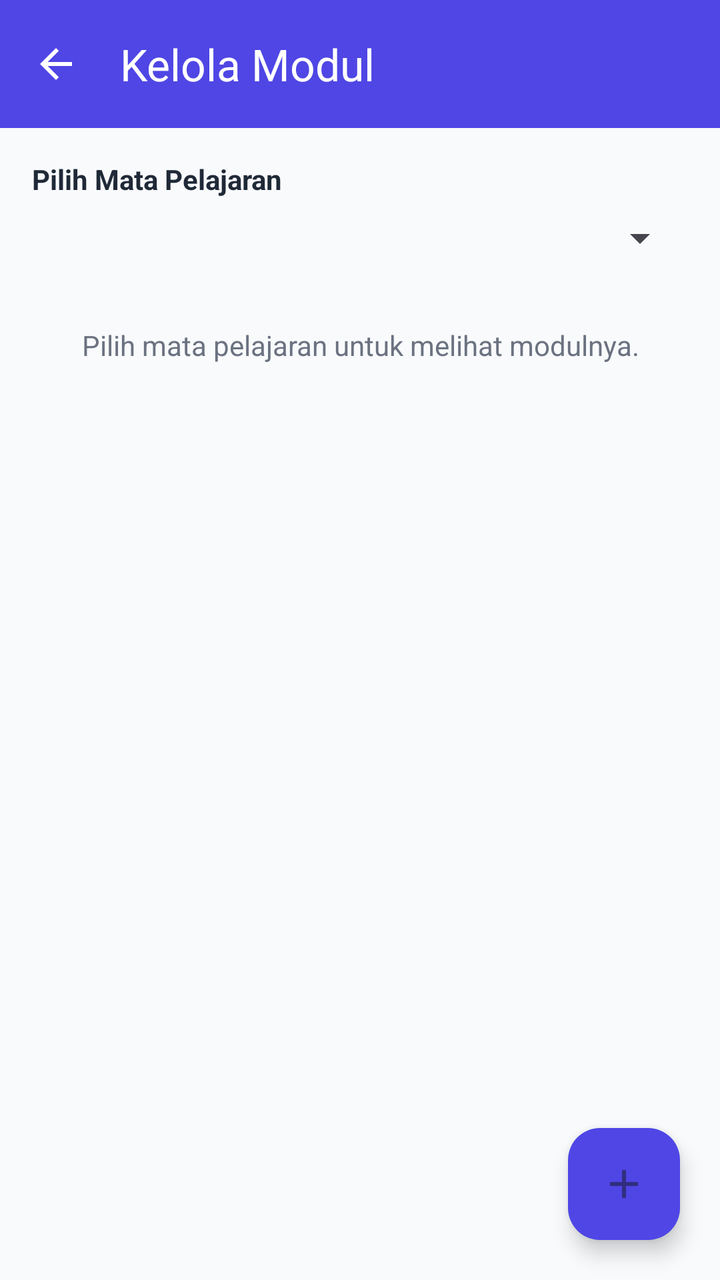
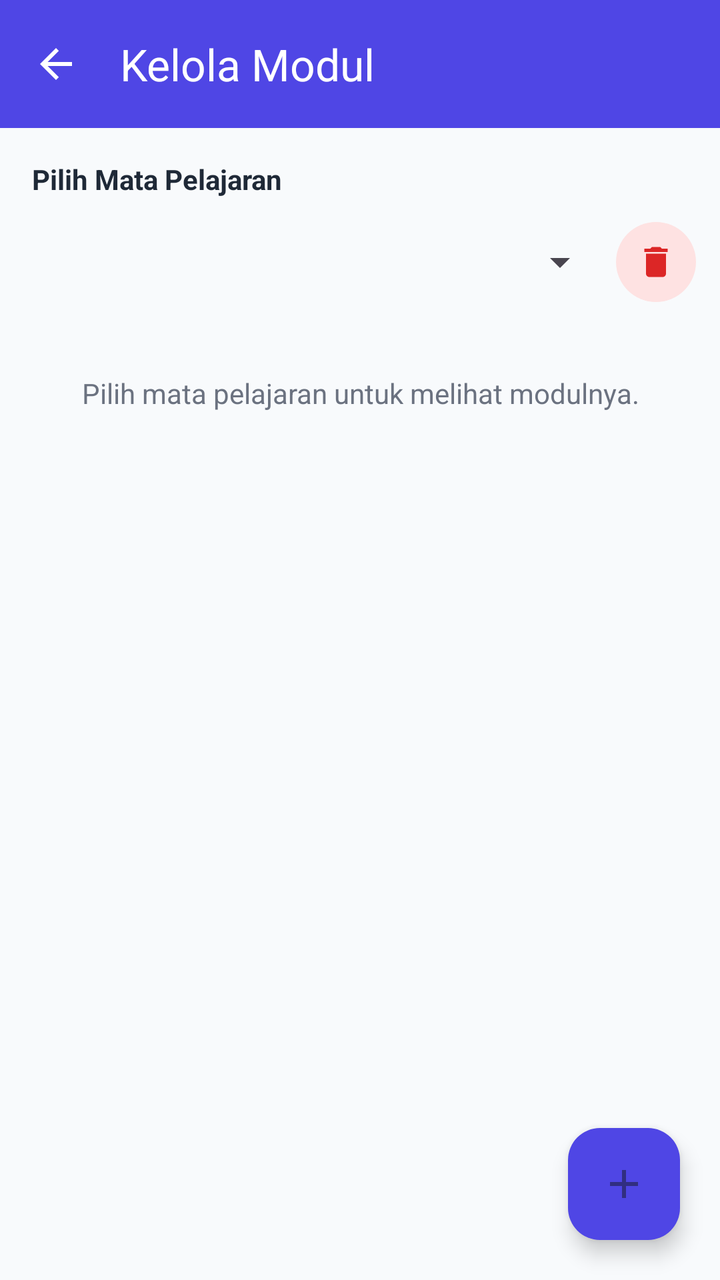

An Android layout rendered at two revisions. The XML below is the earlier revision; the diff shows what the commit changed to produce the second picture.
<!-- AndroidManifest.xml: application theme Theme.LearningPath -->
<!-- res/layout/activity_manage_module.xml -->
<?xml version="1.0" encoding="utf-8"?>
<androidx.coordinatorlayout.widget.CoordinatorLayout xmlns:android="http://schemas.android.com/apk/res/android"
    xmlns:app="http://schemas.android.com/apk/res-auto"
    android:layout_width="match_parent"
    android:layout_height="match_parent"
    android:background="@color/background">

    <LinearLayout
        android:layout_width="match_parent"
        android:layout_height="match_parent"
        android:orientation="vertical">

        <com.google.android.material.appbar.MaterialToolbar
            android:id="@+id/toolbar"
            android:layout_width="match_parent"
            android:layout_height="?attr/actionBarSize"
            android:background="@color/primary"
            app:navigationIcon="@drawable/ic_back"
            app:navigationIconTint="@color/white"
            app:title="@string/kelola_modul"
            app:titleTextColor="@color/white" />

        <TextView
            android:layout_width="wrap_content"
            android:layout_height="wrap_content"
            android:layout_marginStart="16dp"
            android:layout_marginTop="16dp"
            android:text="@string/pilih_mapel"
            android:textColor="@color/black"
            android:textSize="14sp"
            android:textStyle="bold" />

        <Spinner
            android:id="@+id/spinnerCourse"
            android:layout_width="match_parent"
            android:layout_height="wrap_content"
            android:layout_marginStart="16dp"
            android:layout_marginEnd="16dp"
            android:layout_marginTop="8dp" />

        <TextView
            android:id="@+id/tvEmpty"
            android:layout_width="match_parent"
            android:layout_height="wrap_content"
            android:gravity="center"
            android:layout_marginTop="32dp"
            android:text="@string/pilih_mapel_modul"
            android:textColor="@color/gray"
            android:textSize="14sp" />

        <androidx.recyclerview.widget.RecyclerView
            android:id="@+id/rvModules"
            android:layout_width="match_parent"
            android:layout_height="0dp"
            android:layout_weight="1"
            android:layout_marginTop="12dp"
            android:paddingStart="16dp"
            android:paddingEnd="16dp"
            android:clipToPadding="false" />
    </LinearLayout>

    <com.google.android.material.floatingactionbutton.FloatingActionButton
        android:id="@+id/fabAdd"
        android:layout_width="wrap_content"
        android:layout_height="wrap_content"
        android:layout_gravity="bottom|end"
        android:layout_margin="20dp"
        android:contentDescription="@string/tambah_modul"
        android:src="@drawable/ic_add"
        app:backgroundTint="@color/primary" />

</androidx.coordinatorlayout.widget.CoordinatorLayout>
<!-- resources referenced by this layout -->
<resources>
  <color name="background">#F8FAFC</color>
  <color name="black">#1F2937</color>
  <color name="gray">#6B7280</color>
  <color name="primary">#4F46E5</color>
  <color name="white">#FFFFFF</color>
  <!-- drawable ic_add (drawable) -->
  <vector xmlns:android="http://schemas.android.com/apk/res/android"
      android:width="24dp"
      android:height="24dp"
      android:viewportWidth="24"
      android:viewportHeight="24">
      <path
          android:fillColor="#FF000000"
          android:pathData="M19,13h-6v6h-2v-6H5v-2h6V5h2v6h6v2z" />
  </vector>
  <!-- drawable ic_back (drawable) -->
  <?xml version="1.0" encoding="utf-8"?>
  <vector xmlns:android="http://schemas.android.com/apk/res/android"
      android:width="24dp"
      android:height="24dp"
      android:viewportWidth="24"
      android:viewportHeight="24">
      <path
          android:fillColor="#FFFFFFFF"
          android:pathData="M20,11H7.83l5.59,-5.59L12,4l-8,8 8,8 1.41,-1.41L7.83,13H20v-2z" />
  </vector>
  <string name="kelola_modul">Kelola Modul</string>
  <string name="pilih_mapel">Pilih Mata Pelajaran</string>
  <string name="pilih_mapel_modul">Pilih mata pelajaran untuk melihat modulnya.</string>
  <string name="tambah_modul">Tambah Modul</string>
  <color name="on_primary">#FFFFFF</color>
  <color name="primary_container">#E0E7FF</color>
  <color name="on_primary_container">#312E81</color>
  <color name="accent">#F59E0B</color>
  <color name="on_secondary">#1F2937</color>
  <color name="secondary_container">#FEF3C7</color>
  <color name="on_secondary_container">#78350F</color>
  <color name="level_purple">#8B5CF6</color>
  <color name="on_tertiary">#FFFFFF</color>
  <color name="tertiary_container">#EDE9FE</color>
  <color name="on_tertiary_container">#5B21B6</color>
  <color name="surface">#FFFFFF</color>
  <color name="on_surface">#1F2937</color>
  <color name="surface_variant">#F3F4F6</color>
  <color name="on_surface_variant">#4B5563</color>
  <color name="outline_variant">#EEF0F4</color>
  <color name="outline">#E5E7EB</color>
  <color name="error">#DC2626</color>
  <color name="on_error">#FFFFFF</color>
  <color name="error_container">#FEE2E2</color>
  <color name="on_error_container">#991B1B</color>
  <color name="on_background">#1F2937</color>
  <!-- unchanged entries left out for length: 1 -->
</resources>

<!-- the commit's change to res/layout/activity_manage_module.xml (unified diff, before → after) -->
@@ -30,13 +30,32 @@
             android:textSize="14sp"
             android:textStyle="bold" />
 
-        <Spinner
-            android:id="@+id/spinnerCourse"
+        <LinearLayout
             android:layout_width="match_parent"
             android:layout_height="wrap_content"
             android:layout_marginStart="16dp"
-            android:layout_marginEnd="16dp"
-            android:layout_marginTop="8dp" />
+            android:layout_marginTop="8dp"
+            android:layout_marginEnd="8dp"
+            android:gravity="center_vertical"
+            android:orientation="horizontal">
+
+            <Spinner
+                android:id="@+id/spinnerCourse"
+                android:layout_width="0dp"
+                android:layout_height="wrap_content"
+                android:layout_weight="1" />
+
+            <com.google.android.material.button.MaterialButton
+                android:id="@+id/btnDeleteCourse"
+                style="@style/Widget.Material3.Button.IconButton.Filled"
+                android:layout_width="wrap_content"
+                android:layout_height="wrap_content"
+                android:contentDescription="@string/hapus_mapel"
+                android:enabled="false"
+                app:backgroundTint="@color/error_container"
+                app:icon="@drawable/ic_delete"
+                app:iconTint="@color/error" />
+        </LinearLayout>
 
         <TextView
             android:id="@+id/tvEmpty"
<!-- resource entries referenced after the edit -->
@@ -26,6 +26,19 @@
           android:fillColor="#FFFFFFFF"
           android:pathData="M20,11H7.83l5.59,-5.59L12,4l-8,8 8,8 1.41,-1.41L7.83,13H20v-2z" />
   </vector>
+  <!-- drawable ic_delete (drawable) -->
+  <?xml version="1.0" encoding="utf-8"?>
+  <vector xmlns:android="http://schemas.android.com/apk/res/android"
+      android:width="24dp"
+      android:height="24dp"
+      android:viewportWidth="24"
+      android:viewportHeight="24"
+      android:tint="?attr/colorControlNormal">
+      <path
+          android:fillColor="@android:color/white"
+          android:pathData="M6,19c0,1.1 0.9,2 2,2h8c1.1,0 2,-0.9 2,-2V7H6v12zM19,4h-3.5l-1,-1h-5l-1,1H5v2h14V4z" />
+  </vector>
+  <string name="hapus_mapel">Hapus Mapel?</string>
   <string name="kelola_modul">Kelola Modul</string>
   <string name="pilih_mapel">Pilih Mata Pelajaran</string>
   <string name="pilih_mapel_modul">Pilih mata pelajaran untuk melihat modulnya.</string>
